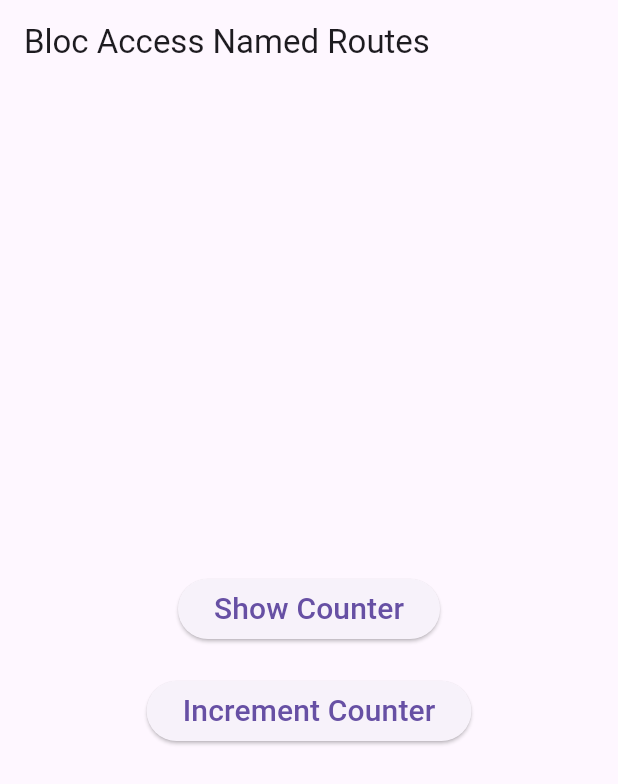
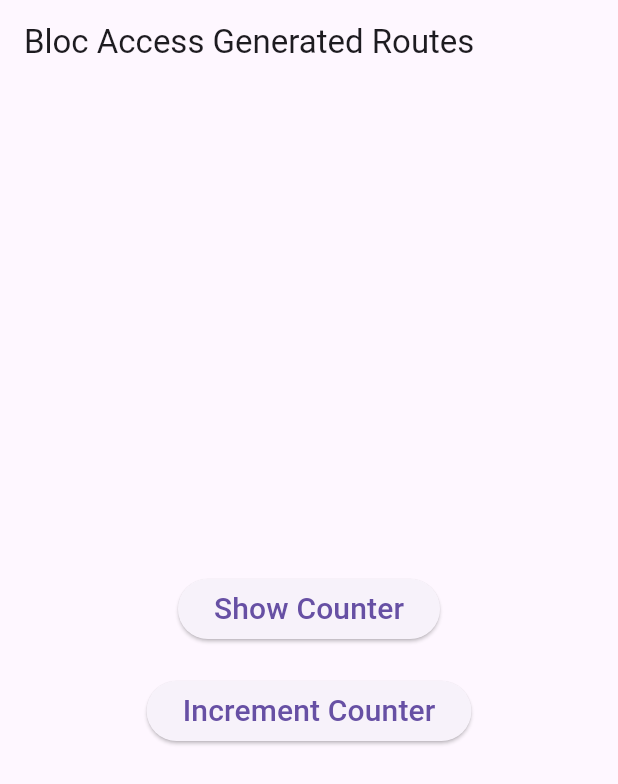
Before and after one commit to Sandeepsunil01/state-management-bloc, a Flutter app: the screen it shows after launch, after a tap on "Increment Counter", on a phone screen of 412 x 824 dp. Shown: the top 784 px of the screen. Run offline on Flutter 3.47's test engine with Material 2 defaults, Android fonts, the phone set to English and light mode, and no system bars; our stand-ins replace equatable, flutter_bloc.

Commit message:
Bloc Access Generated Route

```diff
--- /dev/null
+++ b/lib/bloc_access_routes/bloc_access_generated_routes/bloc_access_generated_route.dart
@@ -0,0 +1,83 @@
+import 'package:flutter/material.dart';
+import 'package:flutter_bloc/flutter_bloc.dart';
+import 'package:state_management_bloc/bloc_access_routes/bloc_access_generated_routes/generated_route_counter/generated_route_counter_cubit.dart';
+import 'package:state_management_bloc/bloc_access_routes/bloc_access_generated_routes/show_generated_counter.dart';
+
+class BlocAccessGeneratedRoute extends StatefulWidget {
+  const BlocAccessGeneratedRoute({super.key});
+
+  @override
+  State<BlocAccessGeneratedRoute> createState() =>
+      _BlocAccessGeneratedRouteState();
+}
+
+class _BlocAccessGeneratedRouteState extends State<BlocAccessGeneratedRoute> {
+  final GeneratedRouteCounterCubit _generatedRouteCounterCubit =
+      GeneratedRouteCounterCubit();
+  @override
+  Widget build(BuildContext context) {
+    return MaterialApp(
+      title: "Bloc Access Generated Route",
+      debugShowCheckedModeBanner: false,
+      theme: ThemeData(useMaterial3: true),
+      onGenerateRoute: (RouteSettings settings) {
+        switch (settings.name) {
+          case "/":
+            return MaterialPageRoute(
+              builder: (context) => BlocProvider.value(
+                value: _generatedRouteCounterCubit,
+                child: const BlocAccessGeneratedRoutePage(),
+              ),
+            );
+          case "/counter":
+            return MaterialPageRoute(
+              builder: (context) => BlocProvider.value(
+                value: _generatedRouteCounterCubit,
+                child: const ShowGeneratedCounter(),
+              ),
+            );
+          default:
+            return null;
+        }
+      },
+    );
+  }
+}
+
+class BlocAccessGeneratedRoutePage extends StatelessWidget {
+  const BlocAccessGeneratedRoutePage({super.key});
+
+  @override
+  Widget build(BuildContext context) {
+    return Scaffold(
+      appBar: AppBar(title: const Text("Bloc Access Generated Routes")),
+      body: Center(
+        child: Column(
+          mainAxisAlignment: MainAxisAlignment.center,
+          children: [
+            ElevatedButton(
+              onPressed: () {
+                Navigator.pushNamed(context, "/counter");
+              },
+              child: const Text(
+                "Show Counter",
+                style: TextStyle(fontSize: 20),
+              ),
+            ),
+            const SizedBox(height: 20),
+            ElevatedButton(
+              onPressed: () {
+                BlocProvider.of<GeneratedRouteCounterCubit>(context)
+                    .increment();
+              },
+              child: const Text(
+                "Increment Counter",
+                style: TextStyle(fontSize: 20),
+              ),
+            ),
+          ],
+        ),
+      ),
+    );
+  }
+}
--- /dev/null
+++ b/lib/bloc_access_routes/bloc_access_generated_routes/generated_route_counter/generated_route_counter_cubit.dart
@@ -0,0 +1,12 @@
+import 'package:equatable/equatable.dart';
+import 'package:flutter_bloc/flutter_bloc.dart';
+
+part 'generated_route_counter_state.dart';
+
+class GeneratedRouteCounterCubit extends Cubit<GeneratedRouteCounterState> {
+  GeneratedRouteCounterCubit() : super(GeneratedRouteCounterState.initial());
+
+  void increment() {
+    emit(state.copyWith(counter: state.counter + 1));
+  }
+}
--- /dev/null
+++ b/lib/bloc_access_routes/bloc_access_generated_routes/generated_route_counter/generated_route_counter_state.dart
@@ -0,0 +1,25 @@
+// ignore_for_file: public_member_api_docs, sort_constructors_first
+part of 'generated_route_counter_cubit.dart';
+
+class GeneratedRouteCounterState extends Equatable {
+  final int counter;
+  const GeneratedRouteCounterState({required this.counter});
+
+  factory GeneratedRouteCounterState.initial() {
+    return const GeneratedRouteCounterState(counter: 0);
+  }
+
+  @override
+  List<Object> get props => [counter];
+
+  @override
+  bool get stringify => true;
+
+  GeneratedRouteCounterState copyWith({
+    int? counter,
+  }) {
+    return GeneratedRouteCounterState(
+      counter: counter ?? this.counter,
+    );
+  }
+}
--- /dev/null
+++ b/lib/bloc_access_routes/bloc_access_generated_routes/show_generated_counter.dart
@@ -0,0 +1,27 @@
+import 'package:flutter/material.dart';
+import 'package:flutter_bloc/flutter_bloc.dart';
+import 'package:state_management_bloc/bloc_access_routes/bloc_access_generated_routes/generated_route_counter/generated_route_counter_cubit.dart';
+
+class ShowGeneratedCounter extends StatelessWidget {
+  const ShowGeneratedCounter({super.key});
+
+  @override
+  Widget build(BuildContext context) {
+    return Scaffold(
+      appBar: AppBar(
+        title: const Text("Counter"),
+      ),
+      body: Center(
+        child:
+            BlocBuilder<GeneratedRouteCounterCubit, GeneratedRouteCounterState>(
+          builder: (context, state) {
+            return Text(
+              "${state.counter}",
+              style: const TextStyle(fontSize: 52),
+            );
+          },
+        ),
+      ),
+    );
+  }
+}
--- a/lib/main.dart
+++ b/lib/main.dart
@@ -1,4 +1,5 @@
 import 'package:flutter/material.dart';
+import 'bloc_access_routes/bloc_access_generated_routes/bloc_access_generated_route.dart';
 import 'bloc_access_routes/bloc_access_named_routes/bloc_access_named_route.dart';
 
 void main() {
@@ -31,5 +32,8 @@ void main() {
   // runApp(const BlocAccessAnonymousRoute());
 
   // Bloc Access Named Routes
-  runApp(const BlocAccessNamedRoute());
+  // runApp(const BlocAccessNamedRoute());
+
+  // Bloc Access Generated Routes
+  runApp(const BlocAccessGeneratedRoute());
 }
```
